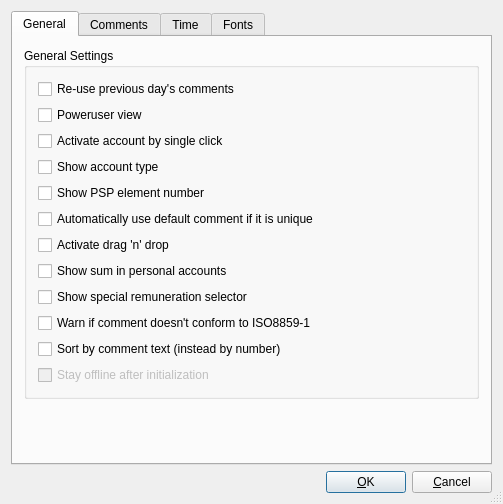
Qt form src/preferencedialogbase.ui (scVENUS/sctime) before a commit.
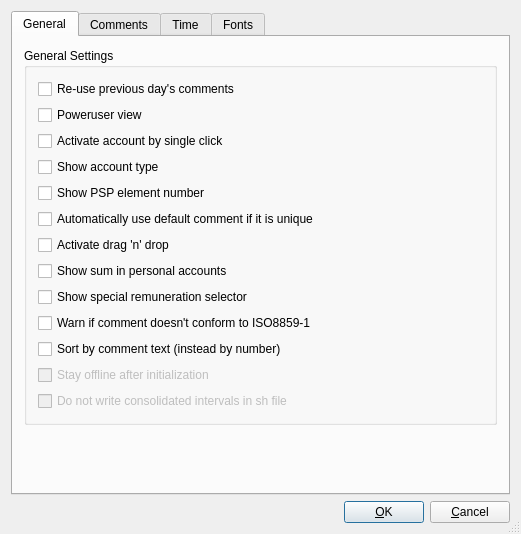
The same form after that commit. The open tabs and pages were chosen to show the change.

Commit message: allow to disable writing of consolidated intervals in sh file

Diff of the .ui file:
```diff
--- a/src/preferencedialogbase.ui
+++ b/src/preferencedialogbase.ui
@@ -6,8 +6,8 @@
    <rect>
     <x>0</x>
     <y>0</y>
-    <width>503</width>
-    <height>504</height>
+    <width>521</width>
+    <height>534</height>
    </rect>
   </property>
   <property name="windowTitle">
@@ -123,6 +123,22 @@
             </property>
            </widget>
           </item>
+          <item>
+           <widget class="QCheckBox" name="disableWriteConsolidatedIntervalsCheckbox">
+            <property name="enabled">
+             <bool>false</bool>
+            </property>
+            <property name="statusTip">
+             <string>Do not write consolidated intervals in sh file (check your companies regulations if you change this.</string>
+            </property>
+            <property name="text">
+             <string>Do not write consolidated intervals in sh file</string>
+            </property>
+            <property name="checkable">
+             <bool>true</bool>
+            </property>
+           </widget>
+          </item>
          </layout>
         </widget>
        </item>
```
Left out of the diff: 4 changed lines with no effect on the pictures. The commit also changes 5 other files.
